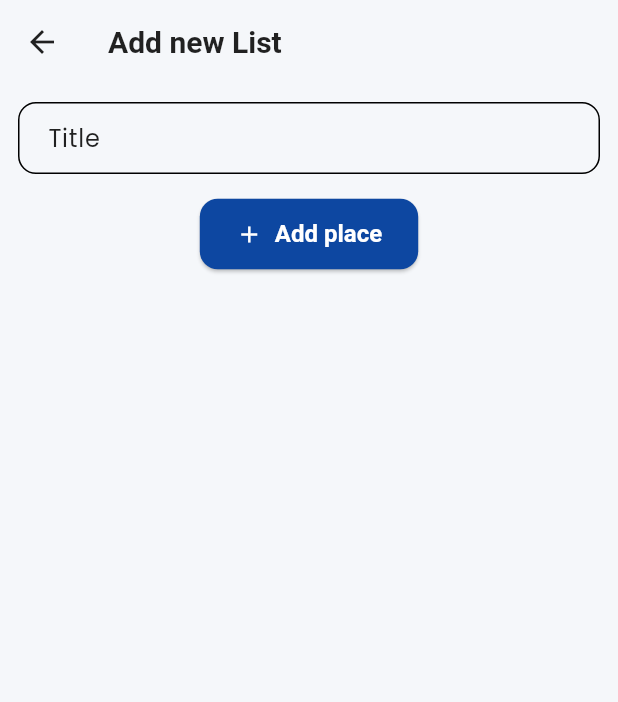
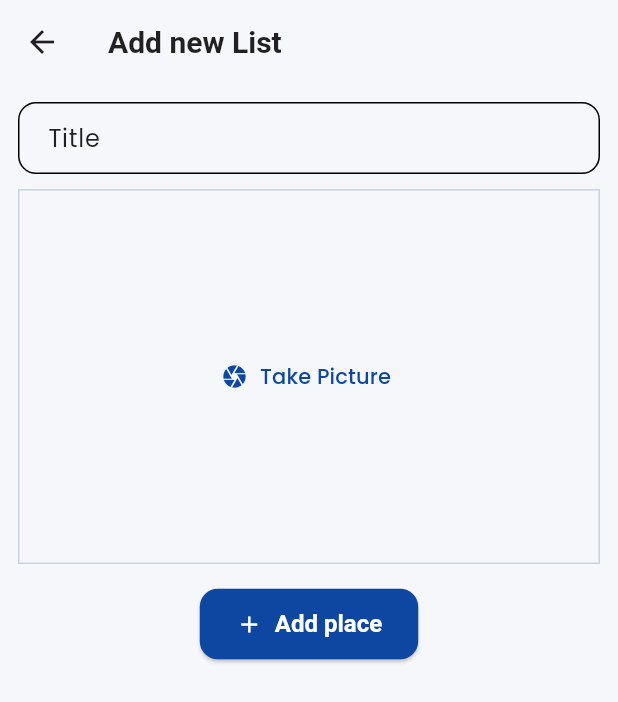
Before and after one commit to Shivansh1602/favourite_places_app, a Flutter app: the AddPlaceScreen screen opened directly, on a phone screen of 412 x 824 dp. Shown: the top 702 px of the screen. Run offline on Flutter 3.47's test engine with Material 3 defaults, Android fonts, the phone set to English and light mode, and no system bars; our stand-ins replace flutter_riverpod, google_fonts.

Commit message:
Add ImageInput widget with camera button and basic container styling

```diff
--- /dev/null
+++ b/lib/non_screens_widgets/image_input.dart
@@ -0,0 +1,35 @@
+//holds the image input logic ,, alllows user to open device camera show a preview of the image that was taken , pass the image back to the add place screen to be added to the place that is being created
+import 'package:flutter/cupertino.dart';
+import 'package:flutter/material.dart';
+
+class ImageInput extends StatefulWidget {
+  ImageInput({super.key});
+  @override
+  State<ImageInput> createState() {
+    return _ImageInput();
+  }
+}
+
+class _ImageInput extends State<ImageInput> {
+  @override
+  Widget build(BuildContext context) {
+    return Container(
+      decoration: BoxDecoration(
+        border: Border.all(
+          width: 1,
+          color: Theme.of(context).colorScheme.primary.withValues(alpha: 0.2),
+        ),
+      ),
+
+      height: 250,
+      width: double.infinity,
+      alignment: Alignment
+          .center, //allligns the child widget which is button in the centre of the container
+      child: TextButton.icon(
+        icon: const Icon(Icons.camera),
+        label: const Text('Take Picture'),
+        onPressed: () {},
+      ),
+    );
+  }
+}
--- a/lib/screens/add_place_screen.dart
+++ b/lib/screens/add_place_screen.dart
@@ -1,5 +1,6 @@
 // add button screen to take input elements  from the users , allows a user too input data for the new place
 
+import 'package:favourite_places_app/non_screens_widgets/image_input.dart';
 import 'package:favourite_places_app/providers/user_places.dart';
 import 'package:flutter/material.dart';
 import 'package:flutter_riverpod/flutter_riverpod.dart';
@@ -62,6 +63,12 @@ class _AddPlaceScreenState extends ConsumerState<AddPlaceScreen> {
                   _titleController, //to make sure user input is managed by flutter and can be accessed when needed later
               style: TextStyle(color: Theme.of(context).colorScheme.onSurface),
             ),
+
+            const SizedBox(height: 10),
+
+            ImageInput(),
+
+
             const SizedBox(height: 16),
             ElevatedButton.icon(
               onPressed: _savedPlaces,
--- a/pubspec.yaml
+++ b/pubspec.yaml
@@ -37,6 +37,7 @@ dependencies:
   google_fonts: ^6.2.1
   uuid: ^4.5.1
   flutter_riverpod: ^2.6.1
+  image_picker: ^1.1.2
 
 dev_dependencies:
   flutter_test:
```
Also changed, not shown: lib/screens/place_list_screen.dart (indentation only), pubspec.lock, 3 other files.
